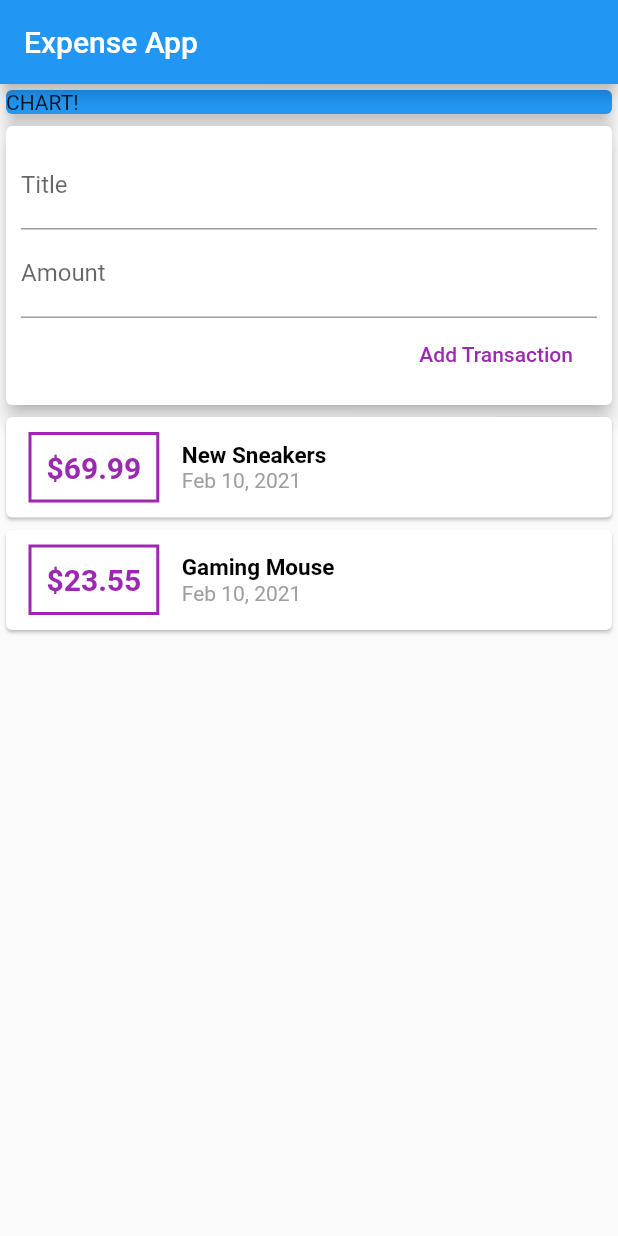
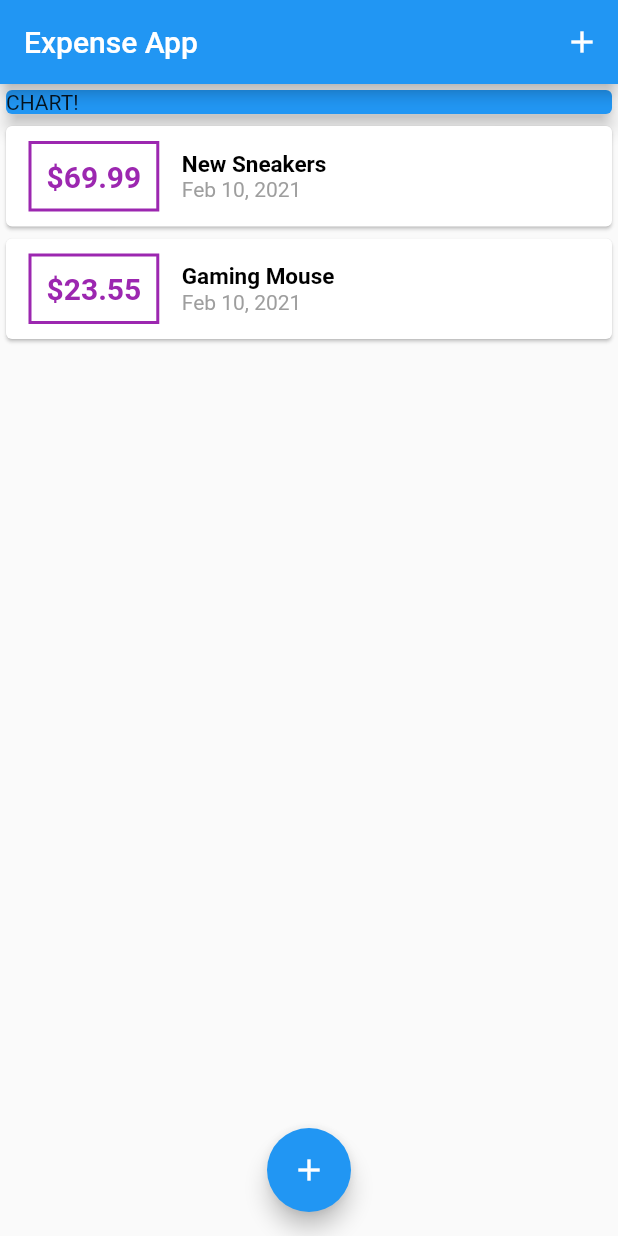
Before and after one commit to ShemBrooklyne/Expense-Tracker-App, a Flutter app: the screen it shows after launch, on a phone screen of 412 x 824 dp. Run offline on Flutter 3.47's test engine with Material 2 defaults, Android fonts, the phone set to English and light mode, and no system bars.

Commit message:
Bottom sheet view & floating action bar

```diff
--- a/lib/main.dart
+++ b/lib/main.dart
@@ -1,4 +1,7 @@
-import './widgets/user_transaction.dart';
+import './widgets/transaction_list.dart';
+
+import './widgets/new_transaction.dart';
+import './models/transaction.dart';
 import 'package:flutter/material.dart';
 
 void main() => runApp(MyApp());
@@ -13,17 +16,63 @@ class MyApp extends StatelessWidget {
   }
 }
 
-class MyHomePage extends StatelessWidget {
-
+class MyHomePage extends StatefulWidget {
   // String titleInput;
   // String amountInput;
-  final titleController = TextEditingController();
-  final amountController = TextEditingController();
+  @override
+  _MyHomePageState createState() => _MyHomePageState();
+}
+
+class _MyHomePageState extends State<MyHomePage> {
+  final List<Transaction> _userTransactions = [
+    Transaction(
+      id: 't1',
+      title: 'New Sneakers',
+      amount: 69.99,
+      date: DateTime.now(),
+    ),
+    Transaction(
+      id: 't2',
+      title: 'Gaming Mouse',
+      amount: 23.55,
+      date: DateTime.now(),
+    ),
+  ];
+
+  void _addNewTransaction(String mTitle, double mAmount) {
+    final newTx = Transaction(
+      title: mTitle,
+      amount: mAmount,
+      date: DateTime.now(),
+      id: DateTime.now().toString(),
+    );
+
+    setState(() {
+      _userTransactions.add(newTx);
+    });
+  }
+
+  void _startAddNewTransaction(BuildContext contxt) {
+    showModalBottomSheet(
+        context: contxt,
+        builder: (_) {
+          return NewTransaction(_addNewTransaction);
+        });
+  }
+
   @override
   Widget build(BuildContext context) {
     return Scaffold(
       appBar: AppBar(
         title: Text('Expense App'),
+        actions: <Widget>[
+          IconButton(
+            icon: Icon(Icons.add),
+            onPressed: () {
+              _startAddNewTransaction(context);
+            },
+          ),
+        ],
       ),
       body: SingleChildScrollView(
         child: Column(
@@ -38,9 +87,16 @@ class MyHomePage extends StatelessWidget {
                 elevation: 5,
               ),
             ),
-              UserTransactions()
+            TransactionList(_userTransactions),
           ],
         ),
+      ),
+      floatingActionButtonLocation: FloatingActionButtonLocation.centerFloat,
+      floatingActionButton: FloatingActionButton(
+        child: Icon(Icons.add),
+        onPressed: () {
+          _startAddNewTransaction(context);
+        },
       ),
     );
   }
--- a/lib/widgets/user_transaction.dart
+++ /dev/null
@@ -1,50 +0,0 @@
-import 'package:flutter/material.dart';
-
-import './new_transaction.dart';
-import './transaction_list.dart';
-import '../models/transaction.dart';
-
-class UserTransactions extends StatefulWidget {
-  @override
-  _UserTransactionsState createState() => _UserTransactionsState();
-}
-
-class _UserTransactionsState extends State<UserTransactions> {
-  final List<Transaction> _userTransactions = [
-    Transaction(
-      id: 't1',
-      title: 'New Sneakers',
-      amount: 69.99,
-      date: DateTime.now(),
-    ),
-    Transaction(
-      id: 't2',
-      title: 'Gaming Mouse',
-      amount: 23.55,
-      date: DateTime.now(),
-    ),
-  ];
-
-  void _addNewTransaction(String mTitle, double mAmount) {
-    final newTx = Transaction(
-      title: mTitle,
-      amount: mAmount,
-      date: DateTime.now(),
-      id: DateTime.now().toString(),
-    );
-
-    setState(() {
-      _userTransactions.add(newTx);
-    });
-  }
-
-  @override
-  Widget build(BuildContext context) {
-    return Column(
-      children: <Widget>[
-        NewTransaction(_addNewTransaction),
-        TransactionList(_userTransactions),
-      ],
-    );
-  }
-}
```
Lines whose indentation alone changed are shown as unchanged.
